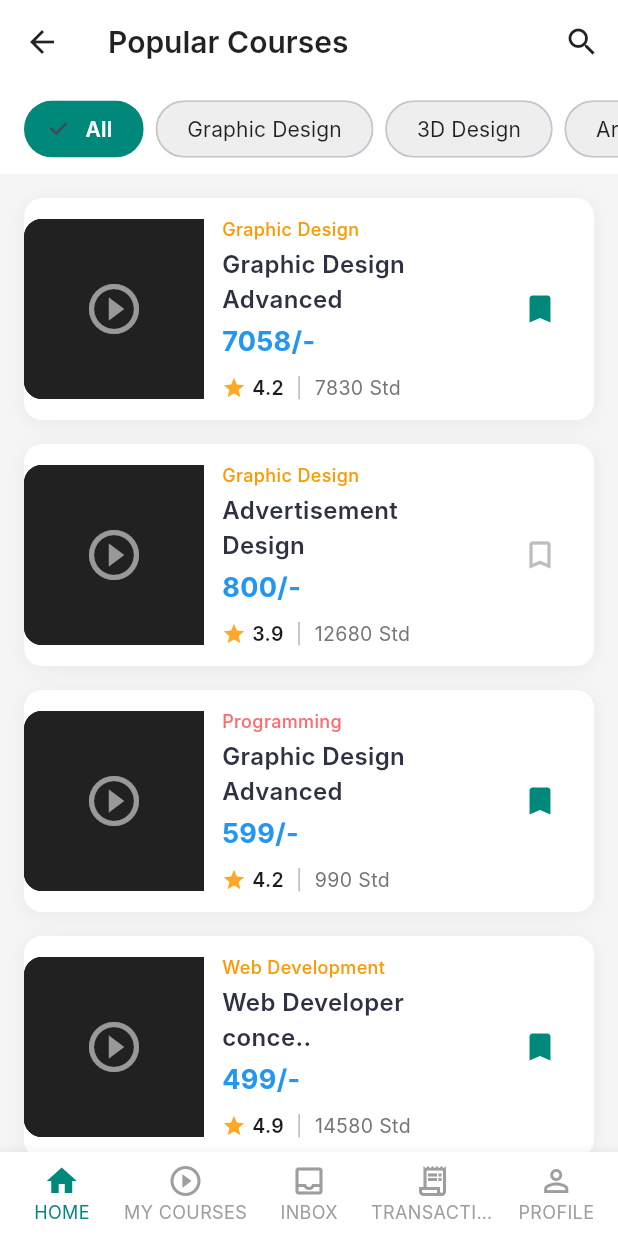
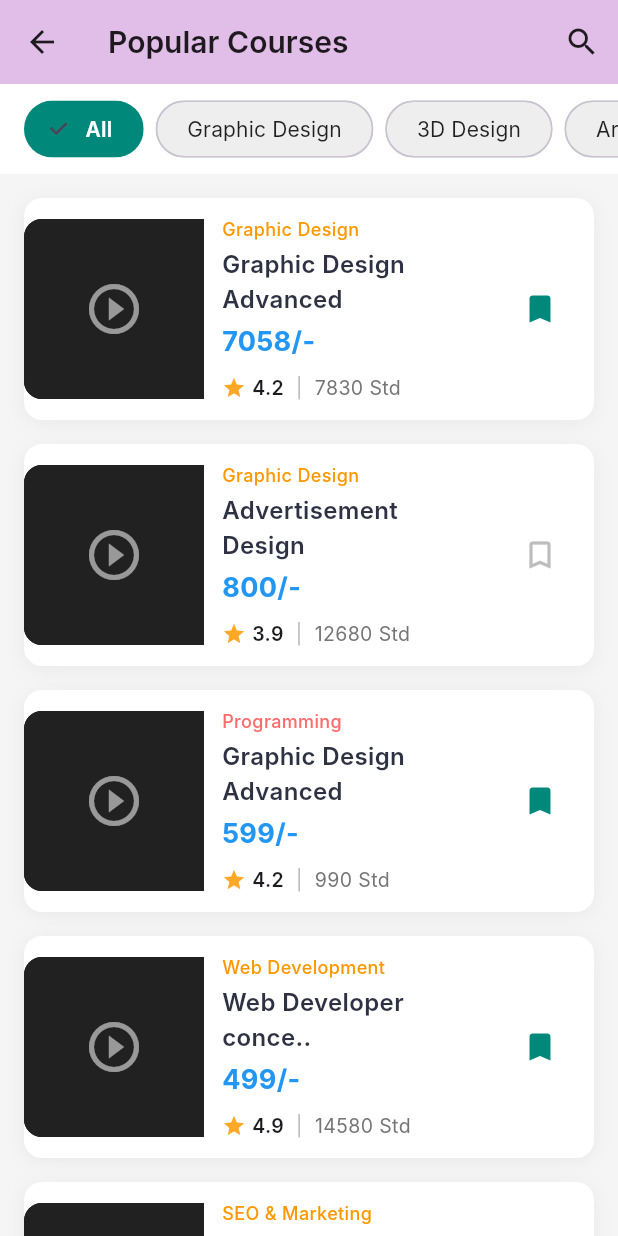
Before and after one commit to Avi0221/EduPro-Smart-Learning-Platform, a Flutter app: the PopularCoursesScreen screen opened directly, on a phone screen of 412 x 824 dp. Run offline on Flutter 3.47's test engine with Material 3 defaults, Android fonts, the phone set to English and light mode, and no system bars; our stand-ins replace firebase_core, image_picker; accounts and stored records are empty; Roboto replaces fonts that are missing (Inter).

Commit message:
New Update 5

```diff
--- a/lib/screens/All_Category_Screen.dart
+++ b/lib/screens/All_Category_Screen.dart
@@ -120,10 +120,10 @@ class _AllCategoryScreenState extends State<AllCategoryScreen>
   @override
   Widget build(BuildContext context) {
     return Scaffold(
-      backgroundColor: const Color(0xFFF8F9FA),
+      backgroundColor:Colors.purple.shade50,
       appBar: AppBar(
         elevation: 0,
-        backgroundColor: Colors.white,
+        backgroundColor: Colors.purple.shade100,
         leading: IconButton(
           icon: const Icon(Icons.arrow_back_ios_new_rounded,
               color: Colors.black87, size: 20),
@@ -167,7 +167,7 @@ class _AllCategoryScreenState extends State<AllCategoryScreen>
           // Search Bar
           Container(
             padding: const EdgeInsets.fromLTRB(16, 8, 16, 16),
-            color: Colors.white,
+            color: Colors.purple.shade50,
             child: Column(
               crossAxisAlignment: CrossAxisAlignment.start,
               children: [
--- a/lib/screens/All_programs_screen.dart
+++ b/lib/screens/All_programs_screen.dart
@@ -1,3 +1,4 @@
+import 'package:edupro/screens/program_details_page.dart';
 import 'package:flutter/material.dart';
 import 'package:flutter/services.dart';
 
@@ -78,30 +79,30 @@ class _PopularCoursesScreenState extends State<PopularCoursesScreen> {
         .toList();
   }
 
-  void _onNavItemTapped(int index) {
-    setState(() {
-      _selectedIndex = index;
-    });
-
-    // Navigate to different screens based on index
-    switch (index) {
-      case 0:
-      // Already on home
-        break;
-      case 1:
-      // Navigate to My Courses
-        break;
-      case 2:
-      // Navigate to Inbox
-        break;
-      case 3:
-      // Navigate to Transaction
-        break;
-      case 4:
-      // Navigate to Profile
-        break;
-    }
-  }
+  // // void _onNavItemTapped(int index) {
+  //   setState(() {
+  //     _selectedIndex = index;
+  //   });
+  //
+  //   // Navigate to different screens based on index
+  //   switch (index) {
+  //     case 0:
+  //     // Already on home
+  //       break;
+  //     case 1:
+  //     // Navigate to My Courses
+  //       break;
+  //     case 2:
+  //     // Navigate to Inbox
+  //       break;
+  //     case 3:
+  //     // Navigate to Transaction
+  //       break;
+  //     case 4:
+  //     // Navigate to Profile
+  //       break;
+  //   }
+  // }
 
   @override
   Widget build(BuildContext context) {
@@ -109,7 +110,7 @@ class _PopularCoursesScreenState extends State<PopularCoursesScreen> {
       backgroundColor: const Color(0xFFF5F5F5),
       appBar: AppBar(
         elevation: 0,
-        backgroundColor: Colors.white,
+        backgroundColor: Colors.purple.shade100,
         leading: IconButton(
           icon: const Icon(Icons.arrow_back, color: Colors.black87),
           onPressed: () {
@@ -211,7 +212,7 @@ class _PopularCoursesScreenState extends State<PopularCoursesScreen> {
                 return CourseCard(
                   course: filteredCourses[index],
                   onTap: () {
-                    // Navigate to course details
+                    Navigator.push(context,MaterialPageRoute(builder: (context) => ProgramDetailsPage(),));
                   },
                   onBookmarkTap: () {
                     setState(() {
@@ -225,44 +226,44 @@ class _PopularCoursesScreenState extends State<PopularCoursesScreen> {
           ),
         ],
       ),
-      bottomNavigationBar: BottomNavigationBar(
-        currentIndex: _selectedIndex,
-        onTap: _onNavItemTapped,
-        type: BottomNavigationBarType.fixed,
-        backgroundColor: Colors.white,
-        selectedItemColor: const Color(0xFF00897B),
-        unselectedItemColor: Colors.grey,
-        selectedFontSize: 12,
-        unselectedFontSize: 12,
-        elevation: 8,
-        items: const [
-          BottomNavigationBarItem(
-            icon: Icon(Icons.home_outlined),
-            activeIcon: Icon(Icons.home),
-            label: 'HOME',
-          ),
-          BottomNavigationBarItem(
-            icon: Icon(Icons.play_circle_outline),
-            activeIcon: Icon(Icons.play_circle),
-            label: 'MY COURSES',
-          ),
-          BottomNavigationBarItem(
-            icon: Icon(Icons.inbox_outlined),
-            activeIcon: Icon(Icons.inbox),
-            label: 'INBOX',
-          ),
-          BottomNavigationBarItem(
-            icon: Icon(Icons.receipt_long_outlined),
-            activeIcon: Icon(Icons.receipt_long),
-            label: 'TRANSACTION',
-          ),
-          BottomNavigationBarItem(
-            icon: Icon(Icons.person_outline),
-            activeIcon: Icon(Icons.person),
-            label: 'PROFILE',
-          ),
-        ],
-      ),
+      // bottomNavigationBar: BottomNavigationBar(
+      //   currentIndex: _selectedIndex,
+      //   onTap: _onNavItemTapped,
+      //   type: BottomNavigationBarType.fixed,
+      //   backgroundColor: Colors.white,
+      //   selectedItemColor: const Color(0xFF00897B),
+      //   unselectedItemColor: Colors.grey,
+      //   selectedFontSize: 12,
+      //   unselectedFontSize: 12,
+      //   elevation: 8,
+      //   items: const [
+      //     BottomNavigationBarItem(
+      //       icon: Icon(Icons.home_outlined),
+      //       activeIcon: Icon(Icons.home),
+      //       label: 'HOME',
+      //     ),
+      //     BottomNavigationBarItem(
+      //       icon: Icon(Icons.play_circle_outline),
+      //       activeIcon: Icon(Icons.play_circle),
+      //       label: 'MY COURSES',
+      //     ),
+      //     BottomNavigationBarItem(
+      //       icon: Icon(Icons.inbox_outlined),
+      //       activeIcon: Icon(Icons.inbox),
+      //       label: 'INBOX',
+      //     ),
+      //     BottomNavigationBarItem(
+      //       icon: Icon(Icons.receipt_long_outlined),
+      //       activeIcon: Icon(Icons.receipt_long),
+      //       label: 'TRANSACTION',
+      //     ),
+      //     BottomNavigationBarItem(
+      //       icon: Icon(Icons.person_outline),
+      //       activeIcon: Icon(Icons.person),
+      //       label: 'PROFILE',
+      //     ),
+      //   ],
+      // ),
     );
   }
 }
--- a/lib/screens/auth_screens.dart
+++ b/lib/screens/auth_screens.dart
@@ -138,7 +138,9 @@ class LoginScreen extends StatelessWidget {
               ),
               const SizedBox(height: 20),
 
-              _GradientButton(text: "Sign In", onPressed: () {}),
+              _GradientButton(text: "Sign In", onPressed: () {
+                Navigator.push(context, MaterialPageRoute(builder: (context) => HomeScreen(),) );
+              }),
 
               const SizedBox(height: 30),
               const Center(
@@ -238,7 +240,7 @@ class SignUpScreen extends StatelessWidget {
               const SizedBox(height: 20),
 
               _GradientButton(text: "Sign Up", onPressed: () {
-                Navigator.push(context, HomeScreen());
+                Navigator.push(context, MaterialPageRoute(builder: (context) => HomeScreen(),));
               }),
 
               const SizedBox(height: 30),
--- a/lib/screens/edit_profile_page.dart
+++ b/lib/screens/edit_profile_page.dart
@@ -106,7 +106,7 @@ class EditProfilePageState extends State<EditProfilePage> {
   ) {
     return DropdownButtonFormField<String>(
       decoration: InputDecoration(labelText: label),
-      initialValue: selected,
+      // initialValue: selected,
       items:
           items
               .map((item) => DropdownMenuItem(value: item, child: Text(item)))
--- a/lib/screens/notification_settings_page.dart
+++ b/lib/screens/notification_settings_page.dart
@@ -41,7 +41,7 @@ class _NotificationSettingsPageState extends State<NotificationSettingsPage> {
                     notificationSettings[key] = value;
                   });
                 },
-                activeThumbColor: Colors.blue,
+                // activeThumbColor: Colors.blue,
               );
             }).toList(),
       ),
--- a/lib/screens/program_details_page.dart
+++ b/lib/screens/program_details_page.dart
@@ -28,9 +28,9 @@ class _ProgramDetailsPageState extends State<ProgramDetailsPage>
   @override
   Widget build(BuildContext context) {
     return Scaffold(
-      backgroundColor: Colors.white,
+      backgroundColor: Colors.purple.shade50,
       appBar: AppBar(
-        backgroundColor: Colors.white,
+        backgroundColor: Colors.purple.shade100,
         elevation: 0,
         leading: IconButton(
           icon: const Icon(Icons.arrow_back, color: Colors.black),
```
Also changed, not shown: lib/screens/Home_Screen.dart (+29 -17 lines), lib/screens/Notification_Screen.dart (added, +181 -0 lines), lib/screens/profile_settings_page.dart (+5 -3 lines).
